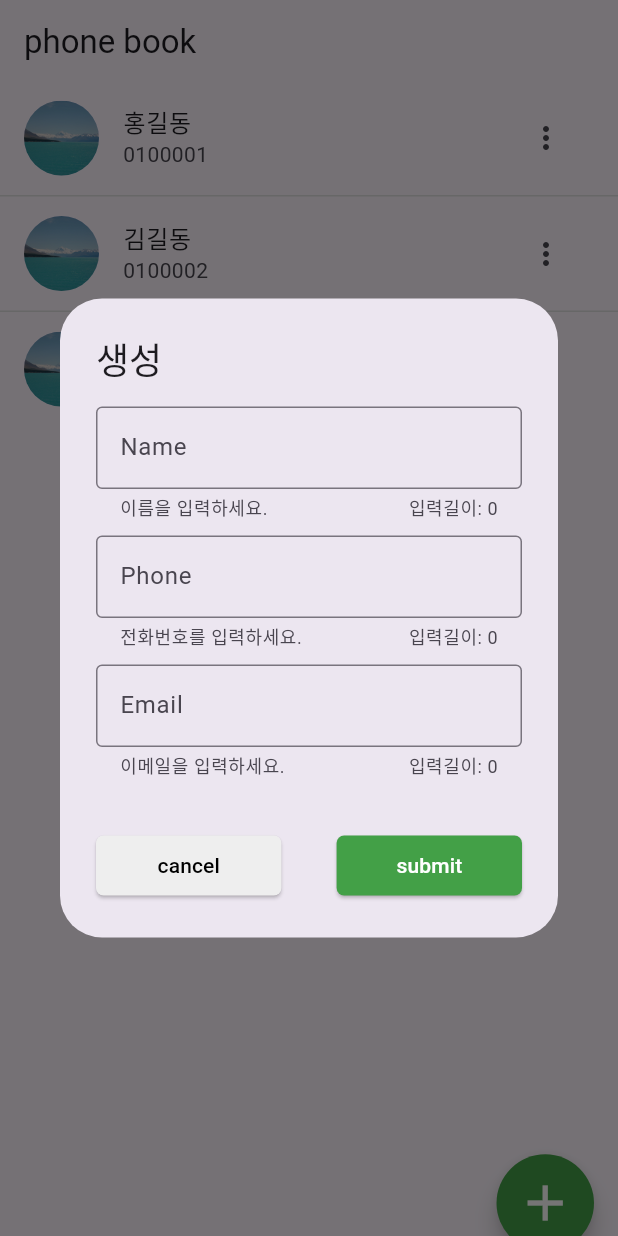
After one commit to Idooru/phone_book, a Flutter app: the screen it shows after launch, after a tap on the "add" icon, on a phone screen of 412 x 824 dp. The commit adds this screen. Run offline on Flutter 3.47's test engine with Material 3 defaults, Android fonts, the phone set to English and light mode, and no system bars.

Commit message:
사용자 생성 기능 추가

```diff
--- a/lib/presentation/pages/phone_book.dart
+++ b/lib/presentation/pages/phone_book.dart
@@ -1,6 +1,7 @@
 import 'package:flutter/material.dart';
 import 'package:phone_book/domain/entities/user.dart';
 import 'package:phone_book/presentation/state/phonebook_provider.dart';
+import 'package:phone_book/presentation/widgets/add_phone_book.dart';
 import 'package:phone_book/presentation/widgets/edit_phone_book.dart';
 import 'package:provider/provider.dart';
 
@@ -15,15 +16,22 @@ class PhoneBookState extends State<PhoneBookPage> {
   late List<User> users;
   late PhonebookProvider phonebookProvider;
 
+  void pressAdd() {
+    showDialog(
+      context: context,
+      barrierDismissible: false,
+      builder: (BuildContext context) {
+        return AddPhoneBookDialog(allUser: users);
+      },
+    );
+  }
+
   void pressEdit(User user) {
     showDialog(
       context: context,
-      barrierDismissible: true,
+      barrierDismissible: false,
       builder: (BuildContext context) {
-        return EditPhoneBookDialog(
-          allUser: users,
-          currentUser: user,
-        );
+        return EditPhoneBookDialog(allUser: users, currentUser: user);
       },
     );
   }
@@ -70,6 +78,25 @@ class PhoneBookState extends State<PhoneBookPage> {
       appBar: AppBar(
         title: Text("phone book"),
       ),
+      floatingActionButton: Align(
+        alignment: Alignment(1.0, 1.07),
+        child: SizedBox(
+          width: 65,
+          height: 65,
+          child: FloatingActionButton(
+            backgroundColor: Colors.green[600],
+            shape: CircleBorder(),
+            child: Icon(
+              Icons.add,
+              color: Colors.white,
+              size: 40,
+            ),
+            onPressed: () {
+              pressAdd();
+            },
+          ),
+        ),
+      ),
       body: ListView.separated(
         itemCount: users.length,
         itemBuilder: (context, index) {
--- a/lib/presentation/state/phonebook_provider.dart
+++ b/lib/presentation/state/phonebook_provider.dart
@@ -10,6 +10,11 @@ class PhonebookProvider extends ChangeNotifier {
 
   List<User> get users => _users;
 
+  void createUser(User newUser) {
+    _users = [..._users, newUser];
+    notifyListeners();
+  }
+
   void updateUsers(int index, User newUser) {
     _users[index] = newUser;
     notifyListeners();
--- /dev/null
+++ b/lib/presentation/widgets/add_phone_book.dart
@@ -0,0 +1,162 @@
+import 'package:flutter/material.dart';
+import 'package:phone_book/core/validators/email_validator.dart';
+import 'package:phone_book/core/validators/name_validator.dart';
+import 'package:phone_book/core/validators/phone_validator.dart';
+import 'package:phone_book/domain/entities/user.dart';
+import 'package:phone_book/domain/entities/validator.dart';
+import 'package:phone_book/presentation/state/phonebook_provider.dart';
+import 'package:provider/provider.dart';
+
+class AddPhoneBookDialog extends StatefulWidget {
+  final List<User> allUser;
+
+  const AddPhoneBookDialog({
+    super.key,
+    required this.allUser,
+  });
+
+  @override
+  State<AddPhoneBookDialog> createState() => AddPhoneBookDialogState();
+}
+
+class AddPhoneBookDialogState extends State<AddPhoneBookDialog> {
+  final TextEditingController nameController = TextEditingController();
+  final TextEditingController phoneController = TextEditingController();
+  final TextEditingController emailController = TextEditingController();
+
+  late final Validator nameValidator;
+  late final Validator phoneValidator;
+  late final Validator emailValidator;
+
+  late PhonebookProvider phonebookProvider;
+
+  bool isSubmitAble = true;
+
+  @override
+  void initState() {
+    super.initState();
+
+    // 검증 전략 초기화
+    nameValidator = Validator(strategy: NameValidatorStrategy());
+    phoneValidator = Validator(strategy: PhoneValidatorStrategy());
+    emailValidator = Validator(strategy: EmailValidatorStrategy());
+
+    // 각 컨트롤러 별로 입력 감지 이벤트를 등록 시킴
+    // 입력이 일어날 때마다 검증 validate 호출
+    nameController.addListener(() => validate(validator: nameValidator, controller: nameController));
+    phoneController.addListener(() => validate(validator: phoneValidator, controller: phoneController));
+    emailController.addListener(() => validate(validator: emailValidator, controller: emailController));
+  }
+
+  void validate({
+    required Validator validator,
+    required TextEditingController controller,
+  }) {
+    setState(() {
+      validator.isInvalid = validator.strategy.isInvalid(value: controller.text, users: widget.allUser);
+      validator.error = validator.strategy.getError();
+    });
+
+    validateSubmitable();
+  }
+
+  void pressSubmit() {
+    User newUser = User(
+      nameController.text,
+      phoneController.text,
+      emailController.text,
+    );
+
+    phonebookProvider.createUser(newUser);
+
+    Navigator.of(context).pop();
+  }
+
+  void validateSubmitable() {
+    setState(() {
+      isSubmitAble = !(nameValidator.isInvalid || phoneValidator.isInvalid || emailValidator.isInvalid);
+    });
+  }
+
+  @override
+  Widget build(BuildContext context) {
+    phonebookProvider = context.watch<PhonebookProvider>();
+
+    return AlertDialog(
+      title: Text("생성"),
+      content: SizedBox(
+        width: MediaQuery.of(context).size.width * 0.7,
+        child: SingleChildScrollView(
+          child: Column(
+            mainAxisSize: MainAxisSize.min,
+            children: [
+              TextField(
+                style: TextStyle(fontSize: 15.0),
+                controller: nameController,
+                decoration: InputDecoration(
+                  label: Text("Name"),
+                  border: OutlineInputBorder(),
+                  helperText: "이름을 입력하세요.",
+                  counterText: "입력길이: ${nameController.text.length}",
+                  errorText: nameValidator.isInvalid ? nameValidator.error : null,
+                ),
+              ),
+              SizedBox(height: 10),
+              TextField(
+                style: TextStyle(fontSize: 15.0),
+                controller: phoneController,
+                decoration: InputDecoration(
+                  label: Text("Phone"),
+                  border: OutlineInputBorder(),
+                  helperText: "전화번호를 입력하세요.",
+                  counterText: "입력길이: ${phoneController.text.length}",
+                  errorText: phoneValidator.isInvalid ? phoneValidator.error : null,
+                ),
+              ),
+              SizedBox(height: 10),
+              TextField(
+                style: TextStyle(fontSize: 15.0),
+                controller: emailController,
+                decoration: InputDecoration(
+                  label: Text("Email"),
+                  border: OutlineInputBorder(),
+                  helperText: "이메일을 입력하세요.",
+                  counterText: "입력길이: ${emailController.text.length}",
+                  errorText: emailValidator.isInvalid ? emailValidator.error : null,
+                ),
+              ),
+              SizedBox(height: 10),
+            ],
+          ),
+        ),
+      ),
+      actions: [
+        OverflowBar(
+          alignment: MainAxisAlignment.spaceBetween,
+          children: [
+            ElevatedButton(
+              style: ElevatedButton.styleFrom(
+                backgroundColor: const Color.fromARGB(255, 238, 238, 238),
+                fixedSize: Size(MediaQuery.of(context).size.width * 0.3, 40),
+                shape: RoundedRectangleBorder(borderRadius: BorderRadius.circular(5)),
+              ),
+              onPressed: () {
+                Navigator.of(context).pop();
+              },
+              child: Text("cancel", style: TextStyle(color: Colors.black)),
+            ),
+            ElevatedButton(
+              style: ElevatedButton.styleFrom(
+                backgroundColor: Colors.green[600],
+                fixedSize: Size(MediaQuery.of(context).size.width * 0.3, 40),
+                shape: RoundedRectangleBorder(borderRadius: BorderRadius.circular(5)),
+              ),
+              onPressed: isSubmitAble ? () => pressSubmit() : null,
+              child: Text("submit", style: TextStyle(color: Colors.white)),
+            ),
+          ],
+        )
+      ],
+    );
+  }
+}
```
